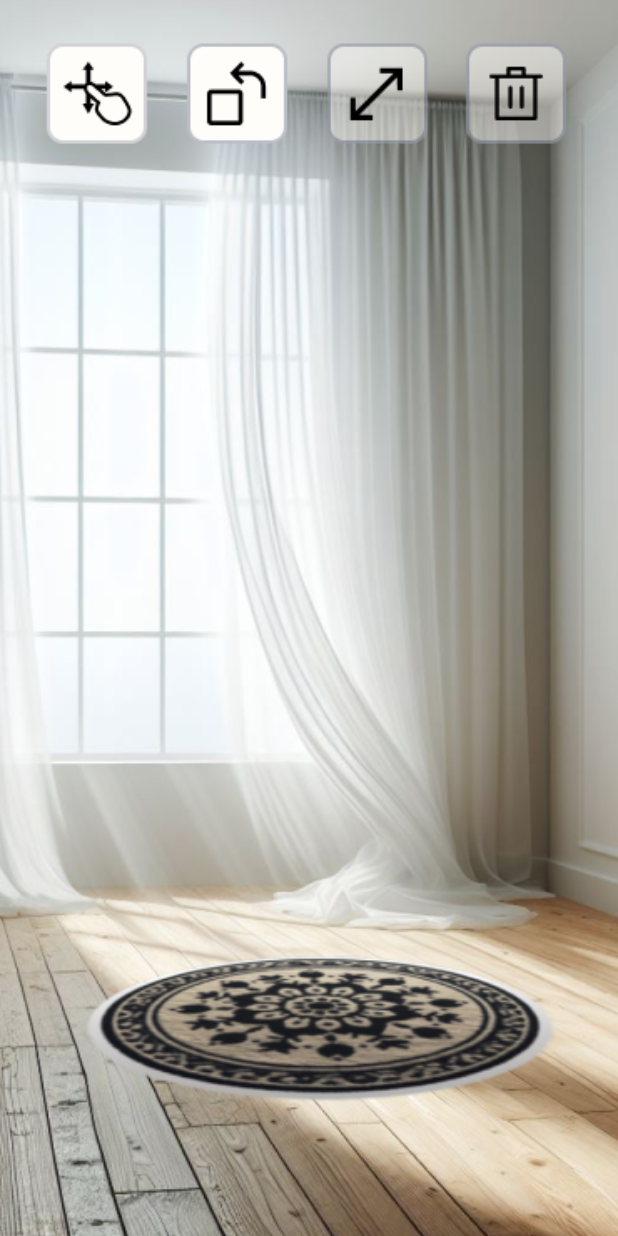
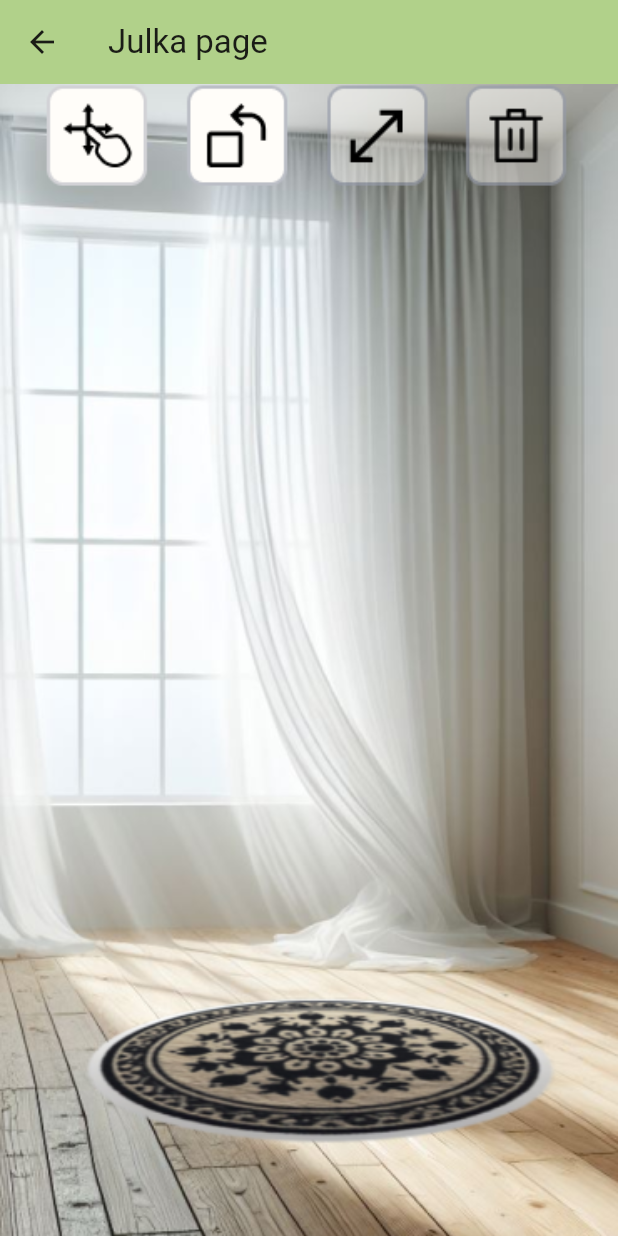
Before and after one commit to kit-jacking/olszewsking, a Flutter app: the JulkaPage screen opened by its route, on a phone screen of 412 x 824 dp. Run offline on Flutter 3.47's test engine with Material 3 defaults, Android fonts, the light colour scheme and no system bars; our stand-ins replace flutter_bloc, fluttertoast.

Commit message:
smol update

```diff
--- a/lib/ui/julkaPage/julkaPage.dart
+++ b/lib/ui/julkaPage/julkaPage.dart
@@ -1,21 +1,24 @@
 import 'package:flutter/material.dart';
 
 class JulkaPage extends StatelessWidget {
-  const JulkaPage({super.key, required this.title});
+  const JulkaPage({Key? key, required this.title}) : super(key: key);
 
   final String title;
 
   @override
-  Widget build(BuildContext context){
+  Widget build(BuildContext context) {
     return Scaffold(
+      appBar: AppBar(
+        backgroundColor: Theme.of(context).colorScheme.inversePrimary,
+        title: Text(title),
+      ),
       body: Container(
-          child: Image(
+        decoration: BoxDecoration(
+          image: DecorationImage(
             image: AssetImage("lib/assets/CAMERA-VIEW-SCREEN.jpg"),
             fit: BoxFit.cover,
-            height: double.infinity,
-            width: double.infinity,
-            alignment: Alignment.center,
           ),
+        ),
       ),
     );
   }
```
